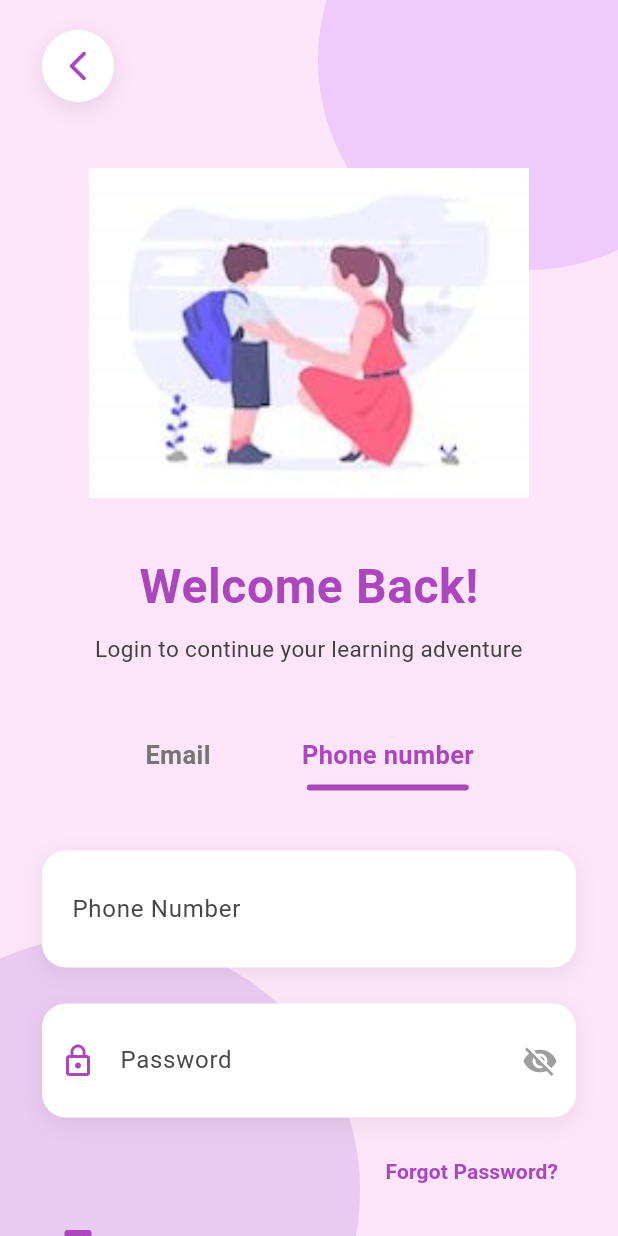
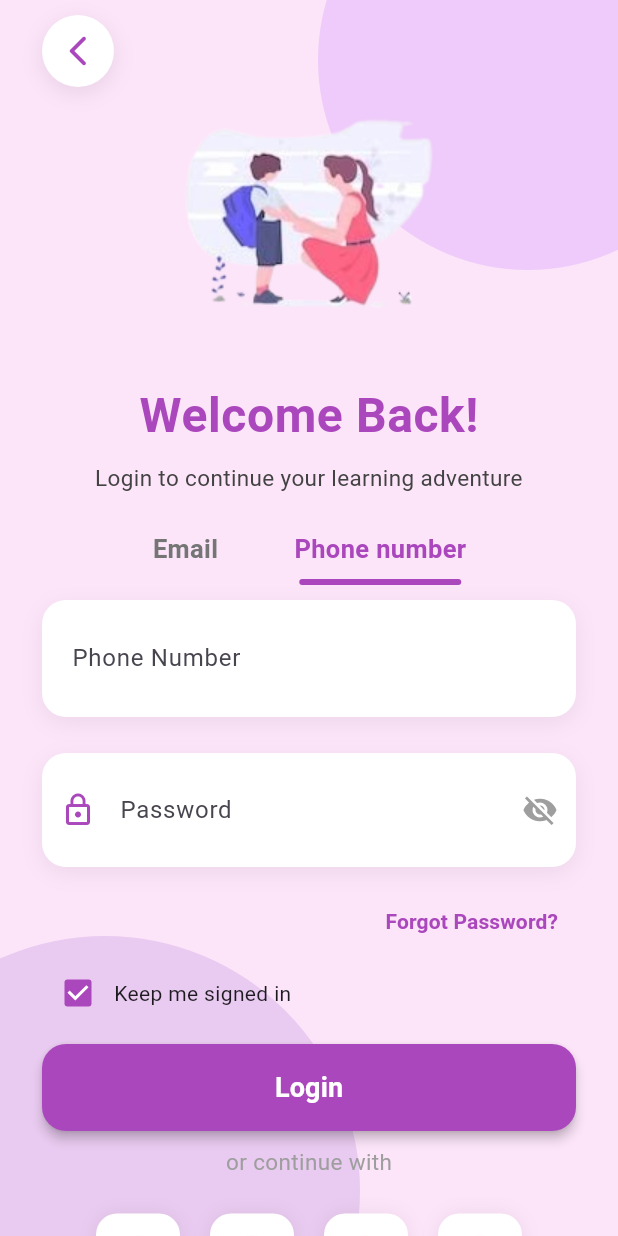
Before and after one commit to darkfighterk/Little_Minds_App, a Flutter app: the screen it shows after launch, on a phone screen of 412 x 824 dp. Run offline on Flutter 3.47's test engine with Material 3 defaults, Android fonts, the phone set to English and light mode, and no system bars.

Commit message:
pulish branch

```diff
--- a/mind_app/lib/views/login_view.dart
+++ b/mind_app/lib/views/login_view.dart
@@ -88,7 +88,7 @@ class _LoginViewState extends State<LoginView> {
               child: Column(
                 crossAxisAlignment: CrossAxisAlignment.start,
                 children: [
-                  const SizedBox(height: 20),
+                  const SizedBox(height: 10),
 
                   // Back arrow
                   GestureDetector(
@@ -114,13 +114,13 @@ class _LoginViewState extends State<LoginView> {
                     ),
                   ),
 
-                  const SizedBox(height: 44),
+                  const SizedBox(height: 10),
 
                   // Illustration
                   Center(
                     child: Image.asset(
                       'assets/illustrations/welcome_kids.png',
-                      height: 220,
+                      height: 150,
                       fit: BoxFit.contain,
                     ),
                   ),
@@ -149,7 +149,7 @@ class _LoginViewState extends State<LoginView> {
                     ),
                   ),
 
-                  const SizedBox(height: 48),
+                  const SizedBox(height: 25),
 
                   // Tabs
                   Row(
@@ -166,7 +166,7 @@ class _LoginViewState extends State<LoginView> {
                           );
                         },
                       ),
-                      const SizedBox(width: 60),
+                      const SizedBox(width: 50),
                       _TabItem(
                         text: 'Phone number',
                         isActive: true,
@@ -175,7 +175,7 @@ class _LoginViewState extends State<LoginView> {
                     ],
                   ),
 
-                  const SizedBox(height: 40),
+                  const SizedBox(height: 10),
 
                   // Input fields
                   _InputField(
@@ -232,7 +232,7 @@ class _LoginViewState extends State<LoginView> {
                     ],
                   ),
 
-                  const SizedBox(height: 40),
+                  const SizedBox(height: 10),
 
                   // Login button
                   SizedBox(
@@ -258,7 +258,7 @@ class _LoginViewState extends State<LoginView> {
                     ),
                   ),
 
-                  const SizedBox(height: 36),
+                  const SizedBox(height: 10),
 
                   const Center(
                     child: Text(
```
Also changed, not shown: mind_app/assets/illustrations/welcome_kids.png.
